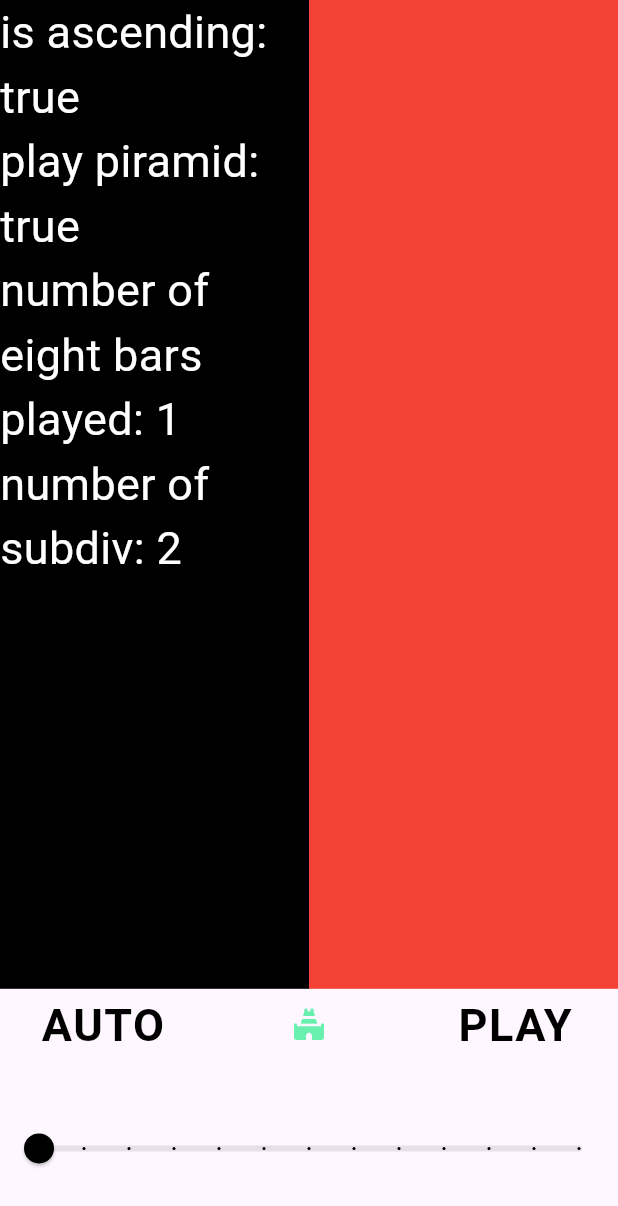
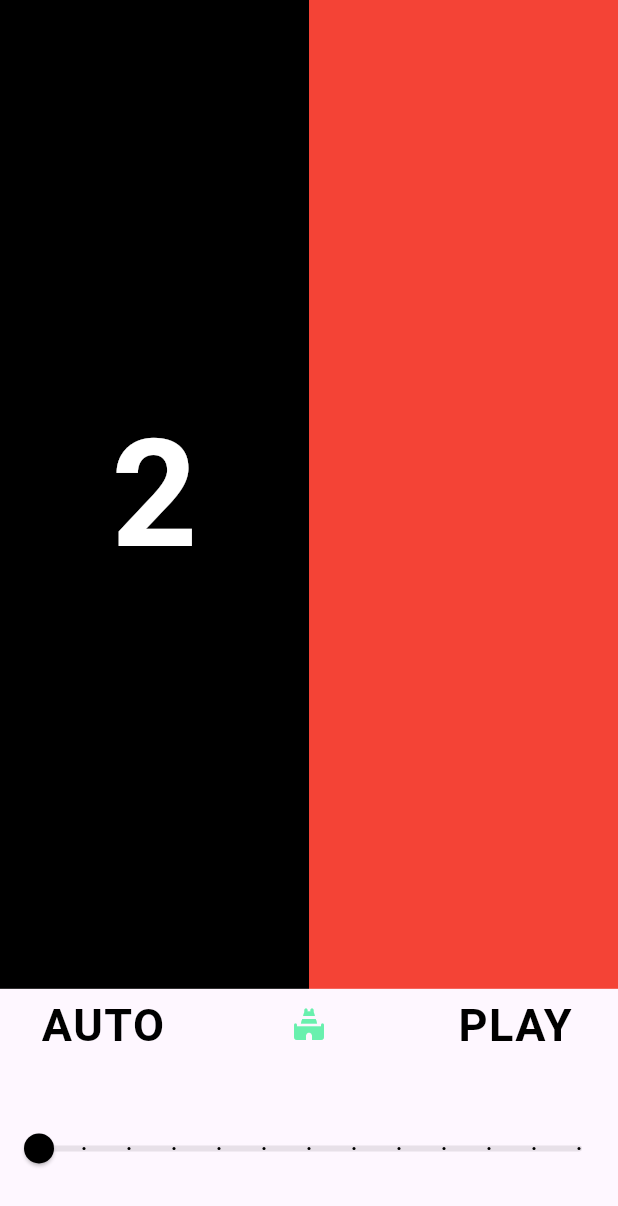
Before and after one commit to goranesine/addictive_metronome_2, a Flutter app: the MetronomePage screen opened directly, item 2 of the bottom bar chosen, on a phone screen of 412 x 824 dp. Shown: the top 1206 px of the screen. Run offline on Flutter 3.47's test engine with Material 2 defaults, Android fonts, the phone set to English and light mode, and no system bars; our stand-ins replace wakelock; missing offline and left inert: flutter_ogg_piano, reliable_interval_timer; statements that could not run were skipped.

Commit message:
pyramid_working_finally

```diff
--- a/lib/pages/metronome_page.dart
+++ b/lib/pages/metronome_page.dart
@@ -53,16 +53,15 @@ class _MetronomePageState extends State<MetronomePage> {
             Row(
               children: [
                 Container(
-                  child: Column(children: [
-                    Text("is ascending: ${am.isPyramidAscending}",style: TextStyle(color: Colors.white,fontSize: 30),),
-                    Text("play piramid: ${am.playPyramidExercise}",style: TextStyle(color: Colors.white,fontSize: 30),),
-                    Text("number of eight bars played: ${am.numberOfEightBarsPlayed}",style: TextStyle(color: Colors.white,fontSize: 30),),
-                    Text("number of subdiv: ${am.numberOfSubdivisions}",style: TextStyle(color: Colors.white,fontSize: 30),),
-                  ],),
                   width: width / 2,
                   height: height / 100 * 80,
                   color:
                       am.beatPosition == 0 ? Colors.black : Colors.greenAccent,
+                  child: Column(mainAxisAlignment: MainAxisAlignment.center, children: [
+                    Text(am.playPyramidExercise ? am.numberOfSubdivisions.toString()
+                        : am.bpm.toString(),style: TextStyle(color: Colors.white,fontSize: 100,fontWeight: FontWeight.bold),),
+
+                  ],),
                 ),
                 GestureDetector(onDoubleTap:()=> am.decreaseSubdivision(),
                   onTap: ()=> am.increaseSubdivision(),
```
Also changed, not shown: lib/models/metronome_model.dart (+8 -6 lines).
